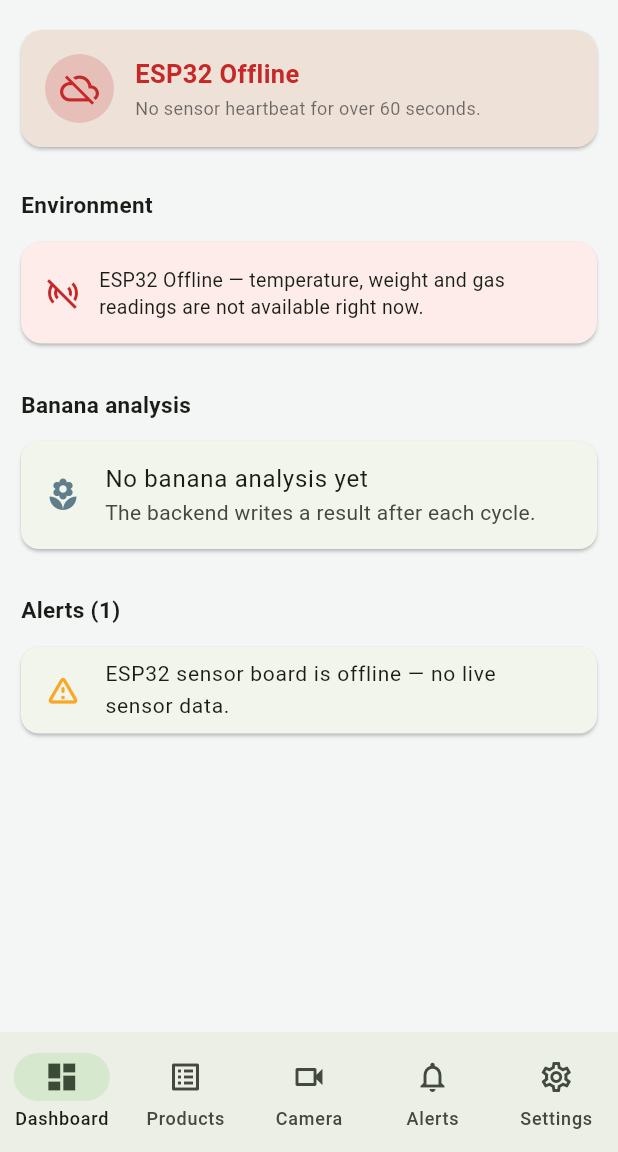
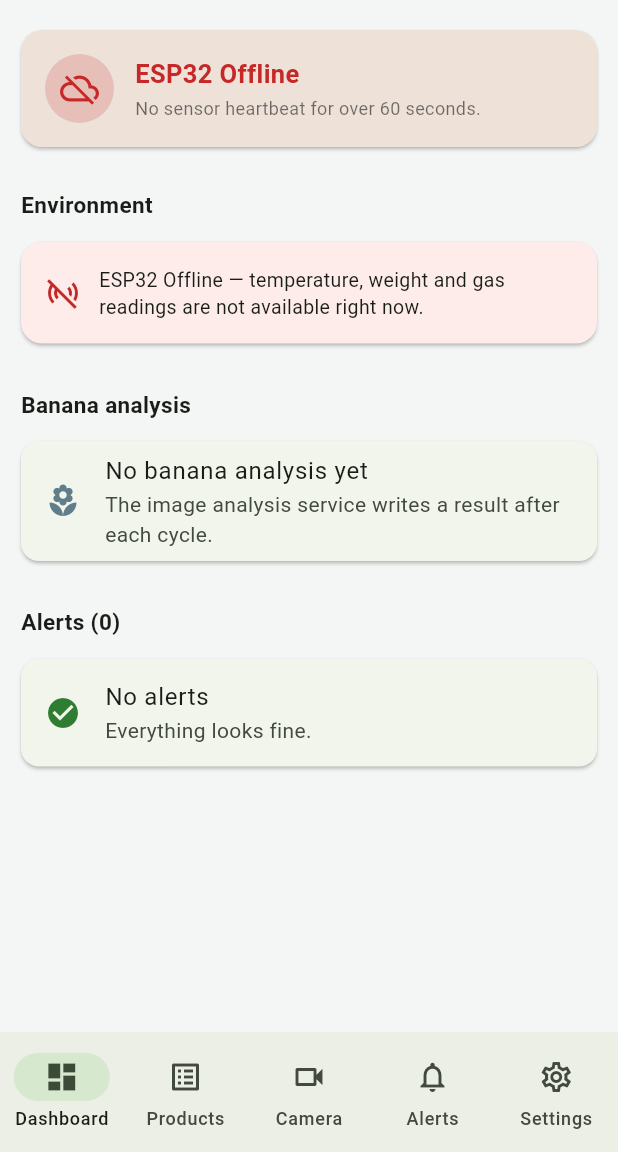
Before and after one commit to krcgoktug/smart-fridge-project, a Flutter app: the screen it shows after launch, on a phone screen of 412 x 824 dp, the part 84-1236 px from its top. Run offline on Flutter 3.47's test engine with Material 3 defaults, Android fonts, the phone set to English and light mode, and no system bars; our stand-ins replace firebase_core, firebase_database, shared_preferences; missing offline and left inert: flutter_mjpeg; accounts and stored records are empty.

Commit message:
Rework the Flutter app for the camera, alerts and QR/banana model
Products now carry productId and category; banana analysis uses the
four-tier visualStatus/status model; alerts are read from the Firebase
alerts node instead of being derived on-device (alert_service removed).
Add a CameraStatus model and surface the ESP32-CAM online status on the
Camera screen, and replace the GitHub Pages framing with an honest
mixed-content note.

Co-Authored-By: Claude Opus 4.7 (1M context) <noreply@anthropic.com>

```diff
--- a/mobile/smart_fridge_app/lib/models/alert.dart
+++ b/mobile/smart_fridge_app/lib/models/alert.dart
@@ -1,9 +1,44 @@
-/// A user-facing alert. Alerts are derived on the device from the data the
-/// app reads (sensors, products, banana analysis) — they are not stored in
-/// Firebase.
+/// A user-facing alert, read from `devices/<id>/alerts/<key>`.
+///
+/// Alerts are produced by the image analysis service (from sensor, product
+/// and banana data) and stored in Firebase. The app only displays them.
 class Alert {
-  const Alert(this.message, this.severity);
+  Alert({
+    required this.message,
+    required this.severity,
+    this.type = '',
+    this.createdAt = 0,
+  });
 
   final String message;
   final String severity; // info | warning | danger
+  final String type; // sensor | expiry | banana
+  final num createdAt; // Unix seconds
+
+  /// Sort weight — danger first, then warning, then info.
+  int get severityRank {
+    switch (severity) {
+      case 'danger':
+        return 0;
+      case 'warning':
+        return 1;
+      default:
+        return 2;
+    }
+  }
+
+  factory Alert.fromMap(Map<dynamic, dynamic> map) {
+    num n(dynamic v) {
+      if (v == null) return 0;
+      if (v is num) return v;
+      return num.tryParse(v.toString()) ?? 0;
+    }
+
+    return Alert(
+      message: (map['message'] ?? '').toString(),
+      severity: (map['severity'] ?? 'info').toString(),
+      type: (map['type'] ?? '').toString(),
+      createdAt: n(map['createdAt']),
+    );
+  }
 }
--- a/mobile/smart_fridge_app/lib/models/banana_analysis.dart
+++ b/mobile/smart_fridge_app/lib/models/banana_analysis.dart
@@ -1,23 +1,39 @@
-/// Latest banana browning result computed by the backend, read from
-/// `devices/<id>/bananaAnalysis`.
+/// Latest banana browning result computed by the image analysis service,
+/// read from `devices/<id>/bananaAnalysis`.
 class BananaAnalysis {
   BananaAnalysis({
     this.brownPercent = 0,
-    this.status = 'Fresh',
+    this.visualStatus = 'Fresh',
+    this.status = 'Good',
     this.analyzedAt = 0,
   });
 
   final double brownPercent; // 0..100
-  final String status; // Fresh / Warning / Rotten
+  /// What the camera sees: Fresh / Slight Browning / Browning Detected /
+  /// Spoilage Risk.
+  final String visualStatus;
+  /// What the user should do: Good / Monitor / Consume Soon / Do Not Consume.
+  final String status;
   final num analyzedAt; // Unix seconds
 
   bool get hasData => analyzedAt > 0;
 
-  bool get needsWarning => status == 'Warning' || status == 'Rotten';
+  bool get needsWarning =>
+      visualStatus == 'Browning Detected' || visualStatus == 'Spoilage Risk';
 
-  String get warningMessage => status == 'Rotten'
-      ? 'Banana is rotten. Do not consume.'
-      : 'Banana browning detected. Consume soon.';
+  /// A short message describing the current banana state.
+  String get message {
+    switch (visualStatus) {
+      case 'Spoilage Risk':
+        return 'Spoilage risk — do not consume.';
+      case 'Browning Detected':
+        return 'Browning detected — consume soon.';
+      case 'Slight Browning':
+        return 'Slight browning — monitor it.';
+      default:
+        return 'Banana looks fresh.';
+    }
+  }
 
   factory BananaAnalysis.fromMap(Map<dynamic, dynamic>? map) {
     if (map == null) return BananaAnalysis();
@@ -29,7 +45,8 @@ class BananaAnalysis {
 
     return BananaAnalysis(
       brownPercent: d(map['brownPercent']),
-      status: (map['status'] ?? 'Fresh').toString(),
+      visualStatus: (map['visualStatus'] ?? 'Fresh').toString(),
+      status: (map['status'] ?? 'Good').toString(),
       analyzedAt: map['analyzedAt'] is num ? map['analyzedAt'] as num : 0,
     );
   }
--- /dev/null
+++ b/mobile/smart_fridge_app/lib/models/camera_status.dart
@@ -0,0 +1,43 @@
+/// ESP32-CAM online status, read from `devices/<id>/camera`.
+///
+/// The camera never writes to Firebase — the image analysis service reports
+/// whether it could reach the camera while pulling frames.
+class CameraStatus {
+  CameraStatus({
+    this.online = false,
+    this.ip = '',
+    this.lastFrameAt = 0,
+    this.frameWidth = 0,
+    this.frameHeight = 0,
+  });
+
+  final bool online;
+  final String ip;
+  final num lastFrameAt; // Unix seconds
+  final num frameWidth;
+  final num frameHeight;
+
+  /// True when the service has reported a status at least once.
+  bool get hasData => lastFrameAt > 0 || ip.isNotEmpty;
+
+  /// Resolution label, or '' when unknown.
+  String get resolutionLabel =>
+      (frameWidth > 0 && frameHeight > 0) ? '$frameWidth x $frameHeight' : '';
+
+  factory CameraStatus.fromMap(Map<dynamic, dynamic>? map) {
+    if (map == null) return CameraStatus();
+    num n(dynamic v) {
+      if (v == null) return 0;
+      if (v is num) return v;
+      return num.tryParse(v.toString()) ?? 0;
+    }
+
+    return CameraStatus(
+      online: map['online'] == true,
+      ip: (map['ip'] ?? '').toString(),
+      lastFrameAt: n(map['lastFrameAt']),
+      frameWidth: n(map['frameWidth']),
+      frameHeight: n(map['frameHeight']),
+    );
+  }
+}
--- a/mobile/smart_fridge_app/lib/models/product.dart
+++ b/mobile/smart_fridge_app/lib/models/product.dart
@@ -1,16 +1,20 @@
-/// A product registered from a QR code by the backend, read from
-/// `devices/<id>/products/<key>`.
+/// A product registered from a QR code by the image analysis service, read
+/// from `devices/<id>/products/<key>`.
 class Product {
   Product({
     required this.key,
+    this.productId = '',
     required this.productName,
+    this.category = '',
     required this.expiryDate,
     this.detectedAt = 0,
     this.source = 'qr',
   });
 
-  final String key; // Firebase node key
+  final String key; // Firebase node key (== productId)
+  final String productId;
   final String productName;
+  final String category; // Fruit / Vegetable / Dairy / Packaged / ...
   final String expiryDate; // YYYY-MM-DD
   final num detectedAt; // Unix seconds
   final String source; // "qr"
@@ -24,6 +28,7 @@ class Product {
 
   /// Expiry-based status: Fresh / Expiring Soon / Expired.
   String expiryStatus() {
+    if (expiryDate.isEmpty) return 'Fresh';
     final int hours = hoursUntilExpiry();
     if (hours <= 0) return 'Expired';
     if (hours <= 72) return 'Expiring Soon';
@@ -51,7 +56,9 @@ class Product {
 
     return Product(
       key: key,
+      productId: (map['productId'] ?? key).toString(),
       productName: (map['productName'] ?? 'Unknown').toString(),
+      category: (map['category'] ?? '').toString(),
       expiryDate: (map['expiryDate'] ?? '').toString(),
       detectedAt: n(map['detectedAt']),
       source: (map['source'] ?? 'qr').toString(),
--- a/mobile/smart_fridge_app/lib/screens/dashboard_screen.dart
+++ b/mobile/smart_fridge_app/lib/screens/dashboard_screen.dart
@@ -4,9 +4,7 @@ import 'package:flutter/material.dart';
 
 import '../models/alert.dart';
 import '../models/banana_analysis.dart';
-import '../models/product.dart';
 import '../models/sensor_data.dart';
-import '../services/alert_service.dart';
 import '../services/firebase_service.dart';
 import '../utils/status_colors.dart';
 import '../widgets/sensor_card.dart';
@@ -45,22 +43,16 @@ class _DashboardScreenState extends State<DashboardScreen> {
         stream: FirebaseService.sensorStream(),
         builder: (BuildContext context, AsyncSnapshot<SensorData> sSnap) {
           final SensorData sensors = sSnap.data ?? SensorData();
-          return StreamBuilder<List<Product>>(
-            stream: FirebaseService.productsStream(),
-            builder: (BuildContext context,
-                AsyncSnapshot<List<Product>> pSnap) {
-              final List<Product> products = pSnap.data ?? <Product>[];
           return StreamBuilder<BananaAnalysis>(
             stream: FirebaseService.bananaAnalysisStream(),
             builder: (BuildContext context,
                 AsyncSnapshot<BananaAnalysis> bSnap) {
-                  final BananaAnalysis banana =
-                      bSnap.data ?? BananaAnalysis();
-                  final List<Alert> alerts = AlertService.derive(
-                    sensors: sensors,
-                    products: products,
-                    banana: banana,
-                  );
+              final BananaAnalysis banana = bSnap.data ?? BananaAnalysis();
+              return StreamBuilder<List<Alert>>(
+                stream: FirebaseService.alertsStream(),
+                builder: (BuildContext context,
+                    AsyncSnapshot<List<Alert>> aSnap) {
+                  final List<Alert> alerts = aSnap.data ?? <Alert>[];
                   return ListView(
                     padding: const EdgeInsets.fromLTRB(14, 14, 14, 24),
                     children: <Widget>[
@@ -237,11 +229,12 @@ class _BananaCard extends StatelessWidget {
         child: ListTile(
           leading: Icon(Icons.local_florist, color: StatusColors.neutral),
           title: Text('No banana analysis yet'),
-          subtitle: Text('The backend writes a result after each cycle.'),
+          subtitle: Text('The image analysis service writes a result after '
+              'each cycle.'),
         ),
       );
     }
-    final Color color = StatusColors.forBananaStatus(banana.status);
+    final Color color = StatusColors.forBananaStatus(banana.visualStatus);
     return Card(
       shape: RoundedRectangleBorder(borderRadius: BorderRadius.circular(14)),
       child: Padding(
@@ -257,9 +250,19 @@ class _BananaCard extends StatelessWidget {
                     style: const TextStyle(
                         fontSize: 16, fontWeight: FontWeight.bold)),
                 const Spacer(),
-                Text(banana.status,
+                Container(
+                  padding: const EdgeInsets.symmetric(
+                      horizontal: 10, vertical: 4),
+                  decoration: BoxDecoration(
+                    color: color.withValues(alpha: 0.15),
+                    borderRadius: BorderRadius.circular(20),
+                  ),
+                  child: Text(banana.visualStatus,
                       style: TextStyle(
-                        color: color, fontWeight: FontWeight.bold)),
+                          color: color,
+                          fontWeight: FontWeight.bold,
+                          fontSize: 12)),
+                ),
               ],
             ),
             const SizedBox(height: 10),
@@ -272,14 +275,16 @@ class _BananaCard extends StatelessWidget {
                 color: color,
               ),
             ),
-            if (banana.needsWarning) ...<Widget>[
             const SizedBox(height: 10),
-              Text(banana.warningMessage,
+            Text('Recommendation: ${banana.status}',
                 style: TextStyle(
                     color: color,
-                      fontSize: 12,
+                    fontSize: 13,
                     fontWeight: FontWeight.w600)),
-            ],
+            const SizedBox(height: 2),
+            Text(banana.message,
+                style: const TextStyle(
+                    fontSize: 12, color: Colors.black54)),
           ],
         ),
       ),
--- a/mobile/smart_fridge_app/lib/screens/settings_screen.dart
+++ b/mobile/smart_fridge_app/lib/screens/settings_screen.dart
@@ -85,16 +85,16 @@ class _SettingsScreenState extends State<SettingsScreen> {
             ],
           ),
 
-          // --- Hardware mode note ---
+          // --- Camera note ---
           const Card(
             color: Color(0xFFFFF3CD),
             child: Padding(
               padding: EdgeInsets.all(14),
               child: Text(
-                'Hardware Mode (live ESP32-CAM stream) requires the Android '
-                'app or a local Flutter run on the same Wi-Fi. The GitHub '
-                'Pages site is HTTPS, so browsers block the HTTP camera '
-                'stream — it is a UI demo only.',
+                'The live ESP32-CAM stream needs the Android app or a local '
+                'run on the same Wi-Fi as the camera. A web build served over '
+                'HTTPS cannot show the HTTP camera stream (browser '
+                'mixed-content policy). See docs/camera-limitations.md.',
                 style: TextStyle(fontSize: 12.5, height: 1.4),
               ),
             ),
@@ -133,7 +133,7 @@ class _SettingsScreenState extends State<SettingsScreen> {
             children: <Widget>[
               _Row(label: 'Sensor node', value: 'ESP32 DevKit V1'),
               _Row(label: 'Camera node', value: 'ESP32-CAM AI-Thinker'),
-              _Row(label: 'Processing', value: 'Python backend (QR + CV)'),
+              _Row(label: 'Processing', value: 'Image analysis service'),
               _Row(label: 'This app', value: 'Read-only dashboard'),
             ],
           ),
--- a/mobile/smart_fridge_app/lib/services/alert_service.dart
+++ /dev/null
@@ -1,44 +0,0 @@
-import '../models/alert.dart';
-import '../models/banana_analysis.dart';
-import '../models/product.dart';
-import '../models/sensor_data.dart';
-
-/// Derives the alert list from the data the app reads. The app is a
-/// visualization layer, so alerts are computed here rather than stored.
-class AlertService {
-  static List<Alert> derive({
-    required SensorData sensors,
-    required List<Product> products,
-    required BananaAnalysis banana,
-  }) {
-    final List<Alert> alerts = <Alert>[];
-
-    if (!sensors.isOnline) {
-      alerts.add(const Alert(
-        'ESP32 sensor board is offline — no live sensor data.',
-        'warning',
-      ));
-    }
-
-    for (final Product p in products) {
-      final String status = p.expiryStatus();
-      if (status == 'Expired') {
-        alerts.add(Alert('${p.productName} has expired.', 'danger'));
-      } else if (status == 'Expiring Soon') {
-        alerts.add(Alert(
-          '${p.productName} is expiring soon (${p.remainingLabel()}).',
-          'warning',
-        ));
-      }
-    }
-
-    if (banana.hasData && banana.needsWarning) {
-      alerts.add(Alert(
-        banana.warningMessage,
-        banana.status == 'Rotten' ? 'danger' : 'warning',
-      ));
-    }
-
-    return alerts;
-  }
-}
--- a/mobile/smart_fridge_app/lib/services/firebase_service.dart
+++ b/mobile/smart_fridge_app/lib/services/firebase_service.dart
@@ -1,15 +1,17 @@
 import 'package:firebase_database/firebase_database.dart';
 
 import '../app_config.dart';
+import '../models/alert.dart';
 import '../models/banana_analysis.dart';
+import '../models/camera_status.dart';
 import '../models/product.dart';
 import '../models/sensor_data.dart';
 
 /// Read-only data access layer.
 ///
 /// The Flutter app is a pure visualization layer: it only **reads** from
-/// Firebase Realtime Database. The ESP32 boards and the Python backend are
-/// the only writers.
+/// Firebase Realtime Database. The ESP32 boards and the image analysis
+/// service are the only writers.
 ///
 /// When [ready] is false (Firebase not configured for a real project), the
 /// streams emit empty data so the UI shows honest "offline / no data" states
@@ -26,6 +28,14 @@ class FirebaseService {
     if (!ready) return Stream<SensorData>.value(SensorData());
     return _root.child('sensors').onValue.map(
           (DatabaseEvent e) => SensorData.fromMap(_asMap(e.snapshot.value)),
+        );
+  }
+
+  /// Live ESP32-CAM online status.
+  static Stream<CameraStatus> cameraStatusStream() {
+    if (!ready) return Stream<CameraStatus>.value(CameraStatus());
+    return _root.child('camera').onValue.map(
+          (DatabaseEvent e) => CameraStatus.fromMap(_asMap(e.snapshot.value)),
         );
   }
 
@@ -55,6 +65,26 @@ class FirebaseService {
         );
   }
 
+  /// Live list of alerts published by the image analysis service.
+  static Stream<List<Alert>> alertsStream() {
+    if (!ready) return Stream<List<Alert>>.value(<Alert>[]);
+    return _root.child('alerts').onValue.map((DatabaseEvent e) {
+      final Map<dynamic, dynamic>? map = _asMap(e.snapshot.value);
+      if (map == null) return <Alert>[];
+      final List<Alert> list = <Alert>[];
+      map.forEach((dynamic key, dynamic value) {
+        final Map<dynamic, dynamic>? am = _asMap(value);
+        if (am != null) list.add(Alert.fromMap(am));
+      });
+      list.sort((Alert a, Alert b) {
+        final int bySeverity = a.severityRank.compareTo(b.severityRank);
+        if (bySeverity != 0) return bySeverity;
+        return b.createdAt.compareTo(a.createdAt);
+      });
+      return list;
+    });
+  }
+
   static Map<dynamic, dynamic>? _asMap(Object? value) {
     if (value is Map) return value;
     return null;
```
Also changed, not shown: mobile/smart_fridge_app/lib/screens/alerts_screen.dart (+17 -58 lines), mobile/smart_fridge_app/lib/screens/camera_view_screen.dart (+50 -4 lines), mobile/smart_fridge_app/lib/utils/status_colors.dart (+9 -5 lines), mobile/smart_fridge_app/lib/widgets/product_card.dart (+24 -3 lines), 3 other files. Lines whose indentation alone changed are shown as unchanged.
